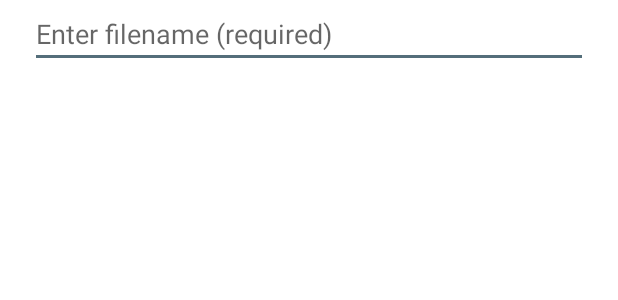
After one commit to vel02/VisualImparedReadingAssistant, an Android app: the layout dialog_save_image.xml on its own in the app's theme, with its tools: preview values and no code run, on a phone screen of 412 x 824 dp. The commit adds this screen. Shown: the top 300 px of the screen. Run offline under Robolectric (Android 15) with nearby library versions, the phone set to English and light mode, and no system bars.

Commit message:
renaming file in saving image (working)

```diff
--- a/app/src/main/java/sti/software/engineering/reading/assistant/persistence/ImageDao.java
+++ b/app/src/main/java/sti/software/engineering/reading/assistant/persistence/ImageDao.java
@@ -15,9 +15,9 @@ public interface ImageDao {
     @Insert
     void insertImage(Image image);
 
-    @Query("UPDATE images SET nickname = :nickname, filename = :filename " +
+    @Query("UPDATE images SET filename = :filename, uri = :uri, file = :file " +
             "WHERE id = :id")
-    void updateImage(int id, String nickname, String filename);
+    void updateImage(int id, String filename, String uri, String file);
 
     @Query("DELETE FROM images WHERE id = :id")
     void deleteImage(int id);
--- a/app/src/main/java/sti/software/engineering/reading/assistant/repository/executor/ExecutorDatabase.java
+++ b/app/src/main/java/sti/software/engineering/reading/assistant/repository/executor/ExecutorDatabase.java
@@ -55,8 +55,9 @@ public class ExecutorDatabase {
                 Log.d(TAG, "SUCCESSFULLY UPDATED");
                 database.getImageDao().updateImage(
                         image.getId(),
-                        image.getNickname(),
-                        image.getFilename());
+                        image.getFilename(),
+                        image.getUri(),
+                        image.getFile());
             }
 
             @Override
--- /dev/null
+++ b/app/src/main/res/layout/dialog_save_image.xml
@@ -0,0 +1,16 @@
+<?xml version="1.0" encoding="utf-8"?>
+<LinearLayout xmlns:android="http://schemas.android.com/apk/res/android"
+    android:layout_width="match_parent"
+    android:layout_height="match_parent"
+    android:orientation="vertical">
+
+    <EditText
+        android:id="@+id/edt_filename"
+        android:layout_width="match_parent"
+        android:layout_height="wrap_content"
+        android:hint="@string/label_enter_filename_required"
+        android:layout_marginStart="20dp"
+        android:layout_marginEnd="20dp"
+        android:gravity="top" />
+
+</LinearLayout>
--- a/app/src/main/res/values/strings.xml
+++ b/app/src/main/res/values/strings.xml
@@ -8,4 +8,5 @@
     <string name="label_save">Save</string>
     <!-- TODO: Remove or change this placeholder text -->
     <string name="hello_blank_fragment">Hello blank fragment</string>
+    <string name="label_enter_filename_required">Enter filename (required)</string>
 </resources>
```
Also changed, not shown: app/src/main/java/sti/software/engineering/reading/assistant/model/Image.java (+30 -15 lines), app/src/main/java/sti/software/engineering/reading/assistant/ui/home/sub/camera/CameraFragment.java (+50 -5 lines).
